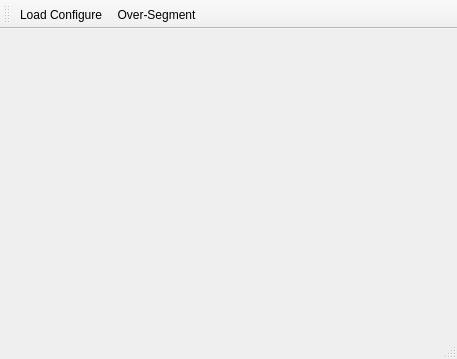
The window that XK/XKMonitor/mainwindow.ui (samhu1989/IASystem) describes before a commit, drawn with Qt 5.
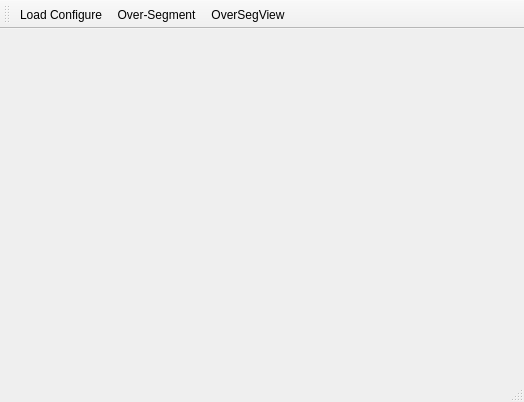
The same window after the commit. Icons and pictures are not drawn.

Commit message: ui tools for viewing Over-Segment

```diff
--- a/XK/XKMonitor/mainwindow.ui
+++ b/XK/XKMonitor/mainwindow.ui
@@ -6,8 +6,8 @@
    <rect>
     <x>0</x>
     <y>0</y>
-    <width>457</width>
-    <height>359</height>
+    <width>524</width>
+    <height>402</height>
    </rect>
   </property>
   <property name="windowTitle">
@@ -38,6 +38,7 @@
    </attribute>
    <addaction name="actionLoadConfig"/>
    <addaction name="actionOverSeg"/>
+   <addaction name="actionOverSegView"/>
   </widget>
   <action name="actionLoadConfig">
    <property name="icon">
@@ -64,6 +65,18 @@
     <string>Over-Segment</string>
    </property>
   </action>
+  <action name="actionOverSegView">
+   <property name="icon">
+    <iconset resource="rc.qrc">
+     <normaloff>:/button/rc/oversegview.png</normaloff>:/button/rc/oversegview.png</iconset>
+   </property>
+   <property name="text">
+    <string>OverSegView</string>
+   </property>
+   <property name="toolTip">
+    <string>View Over-Segment</string>
+   </property>
+  </action>
  </widget>
  <layoutdefault spacing="6" margin="11"/>
  <resources>
```
The commit also changes 8 other files.
